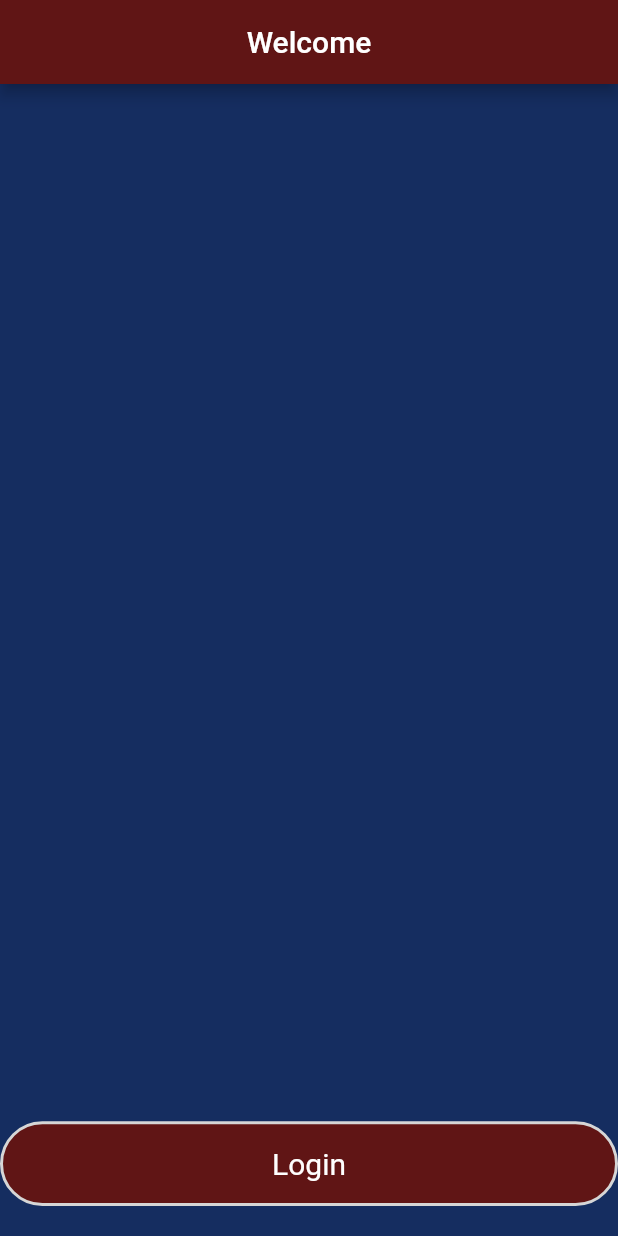
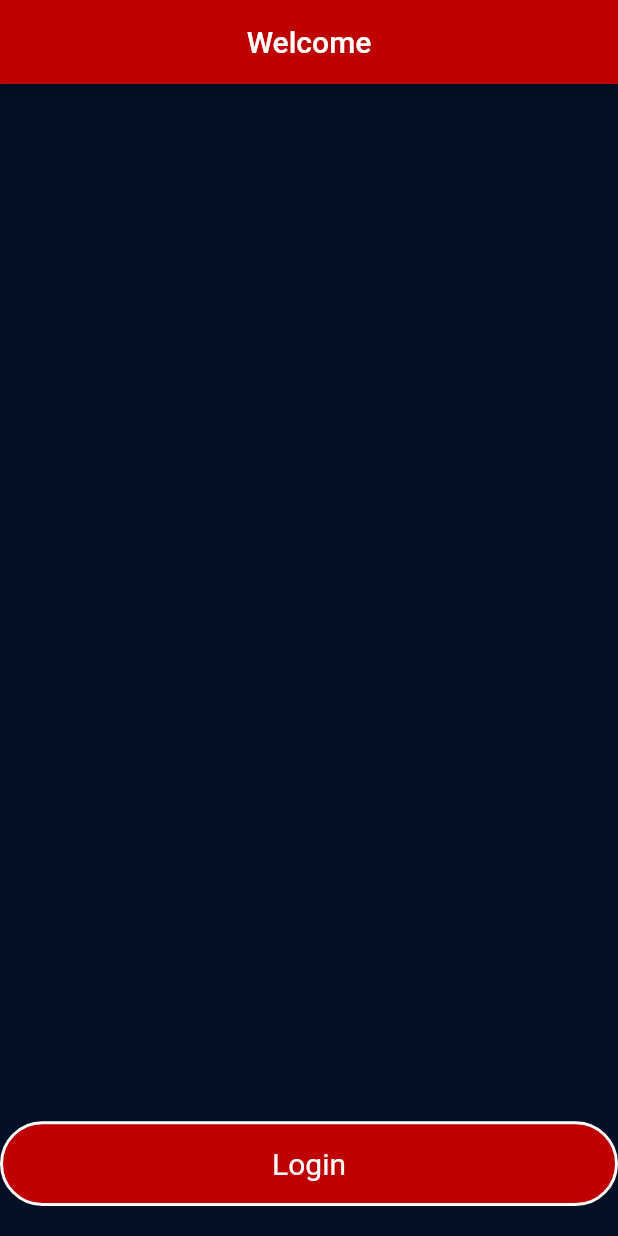
Before and after one commit to EtienneDaniells/ashton_hengel_club_flutter, a Flutter app: the screen it shows after launch, on a phone screen of 412 x 824 dp. Run offline on Flutter 3.47's test engine with Material 2 defaults, Android fonts, the phone set to English and light mode, and no system bars; our stand-ins replace table_calendar.

Commit message:
AndroidX changes

```diff
--- a/lib/global/colors.dart
+++ b/lib/global/colors.dart
@@ -1,5 +1,7 @@
 import 'dart:ui';
 
-  const Color PRIMARY_COLOR = Color(0xff601515);
-  const Color SECONDARY_COLOR = Color(0xffd6d6d6);
-  const Color BACKGROUND_COLOR = Color(0xff152d60);
+import 'package:flutter/material.dart';
+
+  const Color PRIMARY_COLOR = Color(0xffbf0000); //Red
+  const Color SECONDARY_COLOR = Colors.white;//Color(0xffd6d6d6); //Grey - white
+  const Color BACKGROUND_COLOR = Color(0xff031026); //Navy
--- a/lib/main_menu.dart
+++ b/lib/main_menu.dart
@@ -20,7 +20,7 @@ class LoginPage extends StatelessWidget {
             child: CapsuleButton(
               "Login",
               onTap: () {
-                Navigator.push(
+                Navigator.pushReplacement(
                     context, MaterialPageRoute(builder: (b) => HomePage(title: "Home",)));
               },
             ),
--- a/lib/widgets/capsule_button.dart
+++ b/lib/widgets/capsule_button.dart
@@ -35,6 +35,7 @@ class CapsuleButton extends StatelessWidget {
   @override
   Widget build(BuildContext context) {
     return Container(
+      alignment: alignment,
         width: width,
         height: height,
         child: InkWell(
```
Also changed, not shown: lib/state/home_screen.dart (+15 -14 lines), 2 other files.
